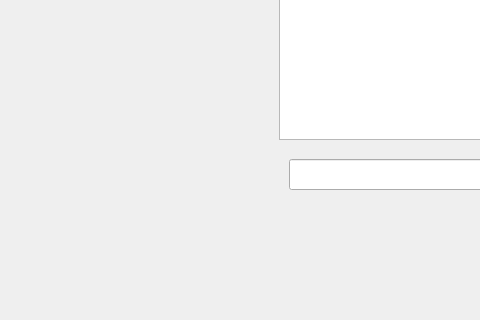
The window that mainwindow.ui (Joqo404/clientnetapp) describes before a commit, drawn with Qt 5; both pictures show x 0 to 480 and y 280 to 600 of the 800 by 600 pixel window.
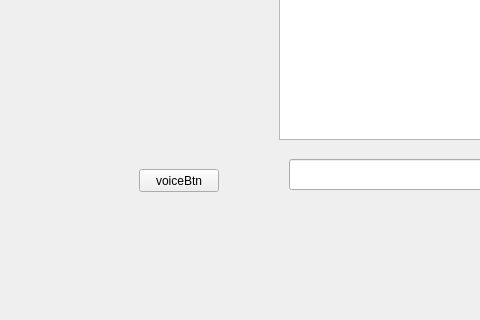
The same window after the commit. Icons and pictures are not drawn.

The edit to the form file:
```diff
--- a/mainwindow.ui
+++ b/mainwindow.ui
@@ -99,7 +99,21 @@
          <string/>
         </property>
         <property name="icon">
-         <iconset theme="mail-send"/>
+         <iconset theme="mail-send">
+          <normaloff>.</normaloff>.</iconset>
+        </property>
+       </widget>
+       <widget class="QPushButton" name="voiceBtn">
+        <property name="geometry">
+         <rect>
+          <x>130</x>
+          <y>440</y>
+          <width>80</width>
+          <height>23</height>
+         </rect>
+        </property>
+        <property name="text">
+         <string>voiceBtn</string>
         </property>
        </widget>
       </widget>
```
